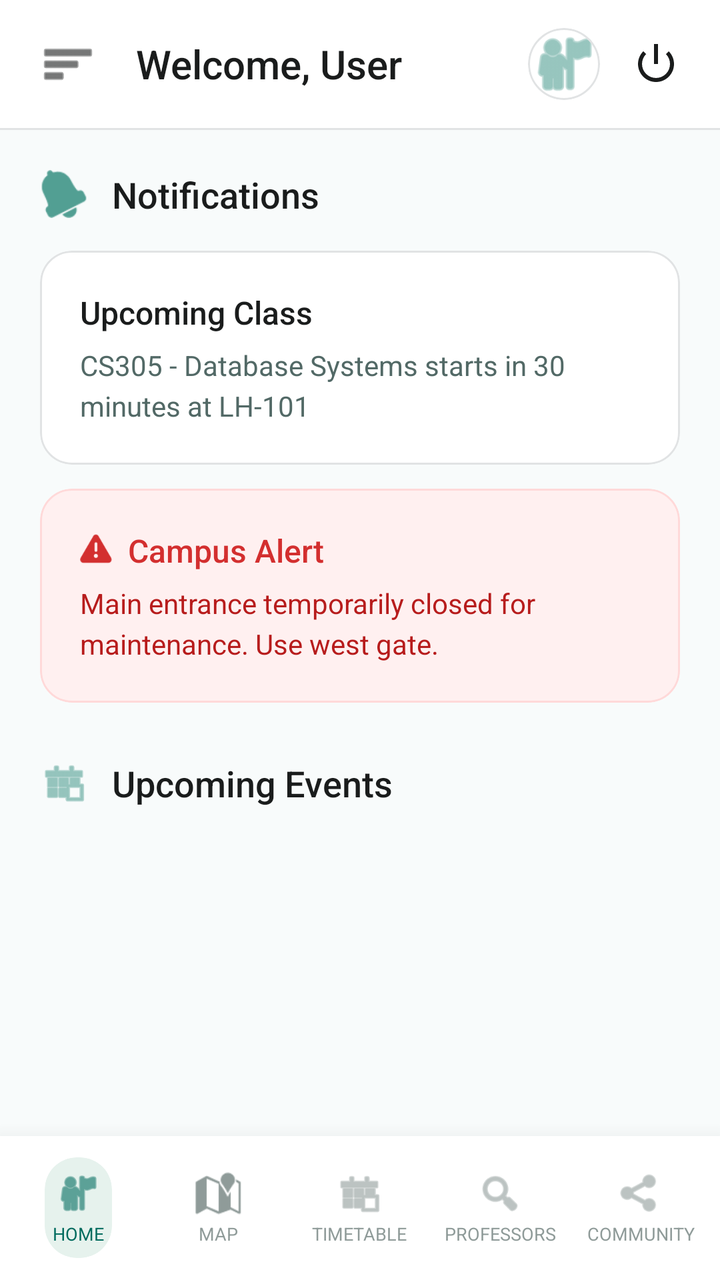
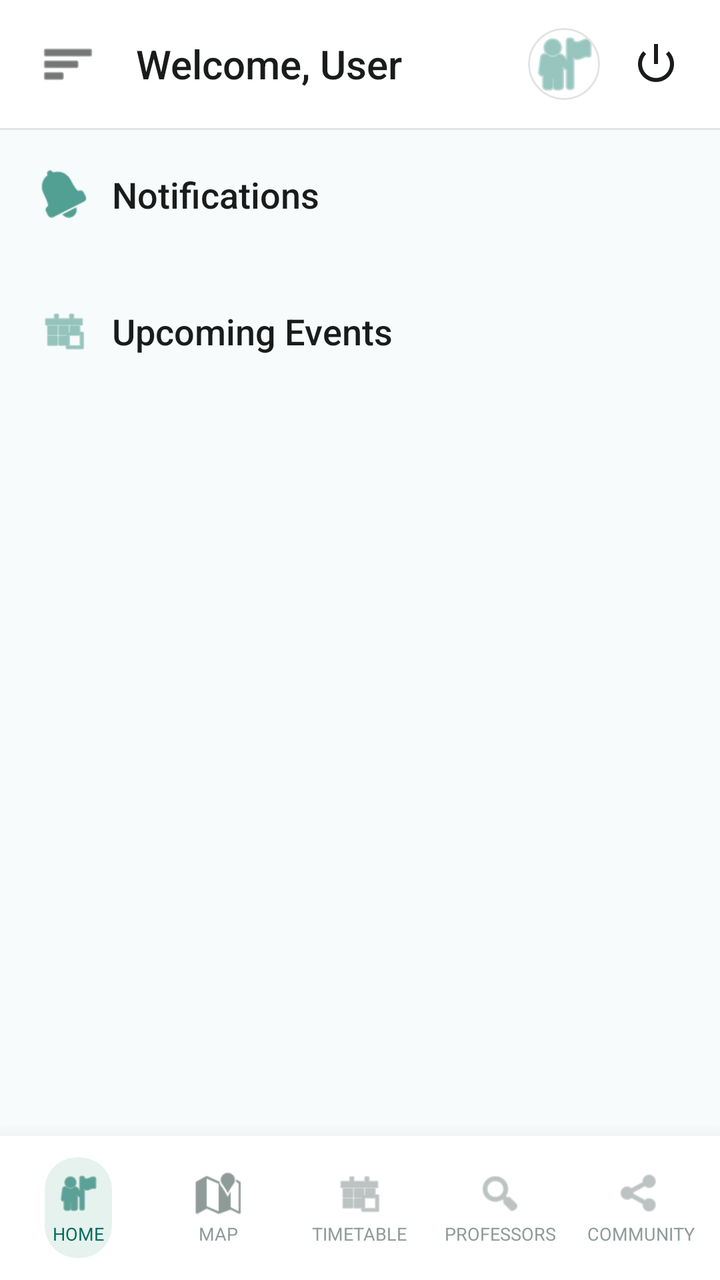

Before-and-after screenshots of an Android layout around one commit, followed by the original layout XML and the change that was made.
<!-- AndroidManifest.xml: application theme Theme.CampusBiome -->
<!-- res/layout/activity_student_dashboard.xml -->
<?xml version="1.0" encoding="utf-8"?>
<androidx.drawerlayout.widget.DrawerLayout xmlns:android="http://schemas.android.com/apk/res/android"
    xmlns:app="http://schemas.android.com/apk/res-auto"
    xmlns:tools="http://schemas.android.com/tools"
    android:id="@+id/drawer_layout"
    android:layout_width="match_parent"
    android:layout_height="match_parent"
    android:background="#F8FBFB"
    tools:context=".StudentDashboardActivity">

    <androidx.constraintlayout.widget.ConstraintLayout
        android:id="@+id/main"
        android:layout_width="match_parent"
        android:layout_height="match_parent">

        
        <LinearLayout
            android:id="@+id/topBar"
            android:layout_width="match_parent"
            android:layout_height="64dp"
            android:background="#FFFFFF"
            android:gravity="center_vertical"
            android:orientation="horizontal"
            android:paddingHorizontal="20dp"
            app:layout_constraintTop_toTopOf="parent">

            <ImageView
                android:id="@+id/btnMenu"
                android:layout_width="28dp"
                android:layout_height="28dp"
                android:background="?attr/selectableItemBackgroundBorderless"
                android:src="@android:drawable/ic_menu_sort_by_size"
                app:tint="#1A1C1C" />

            <TextView
                android:id="@+id/tvWelcomeUser"
                android:layout_width="0dp"
                android:layout_height="wrap_content"
                android:layout_marginStart="20dp"
                android:layout_weight="1"
                android:fontFamily="sans-serif-medium"
                android:text="Welcome, User"
                android:textColor="#1A1C1C"
                android:textSize="20sp" />

            <com.google.android.material.card.MaterialCardView
                android:layout_width="36dp"
                android:layout_height="36dp"
                android:layout_marginEnd="16dp"
                app:cardCornerRadius="18dp"
                app:cardElevation="0dp"
                app:strokeColor="#E1E3E4"
                app:strokeWidth="1dp">
                <ImageView
                    android:id="@+id/ivProfile"
                    android:layout_width="match_parent"
                    android:layout_height="match_parent"
                    android:scaleType="centerCrop"
                    android:src="@android:drawable/ic_menu_myplaces"
                    app:tint="#529F93" />
            </com.google.android.material.card.MaterialCardView>

            <ImageView
                android:id="@+id/btnLogout"
                android:layout_width="24dp"
                android:layout_height="24dp"
                android:background="?attr/selectableItemBackgroundBorderless"
                android:src="@android:drawable/ic_lock_power_off"
                app:tint="#1A1C1C" />
        </LinearLayout>

        <View
            android:id="@+id/divider"
            android:layout_width="match_parent"
            android:layout_height="1dp"
            android:background="#E1E3E4"
            app:layout_constraintTop_toBottomOf="@id/topBar" />

        
        <FrameLayout
            android:id="@+id/fragment_container"
            android:layout_width="0dp"
            android:layout_height="0dp"
            app:layout_constraintTop_toBottomOf="@id/divider"
            app:layout_constraintBottom_toTopOf="@id/bottomNav"
            app:layout_constraintStart_toStartOf="parent"
            app:layout_constraintEnd_toEndOf="parent">

            
            <androidx.core.widget.NestedScrollView
                android:id="@+id/homeContent"
                android:layout_width="match_parent"
                android:layout_height="match_parent"
                android:clipToPadding="false"
                android:paddingBottom="16dp">

                <LinearLayout
                    android:layout_width="match_parent"
                    android:layout_height="wrap_content"
                    android:orientation="vertical"
                    android:padding="20dp">

                    
                    <LinearLayout
                        android:layout_width="match_parent"
                        android:layout_height="wrap_content"
                        android:layout_marginBottom="16dp"
                        android:gravity="center_vertical"
                        android:orientation="horizontal">

                        <ImageView
                            android:layout_width="24dp"
                            android:layout_height="24dp"
                            android:src="@android:drawable/ic_popup_reminder"
                            app:tint="#529F93" />

                        <TextView
                            android:layout_width="wrap_content"
                            android:layout_height="wrap_content"
                            android:layout_marginStart="12dp"
                            android:fontFamily="sans-serif-medium"
                            android:text="Notifications"
                            android:textColor="#1A1C1C"
                            android:textSize="18sp" />
                    </LinearLayout>

                    
                    <com.google.android.material.card.MaterialCardView
                        android:layout_width="match_parent"
                        android:layout_height="wrap_content"
                        android:layout_marginBottom="12dp"
                        app:cardBackgroundColor="#FFFFFF"
                        app:cardCornerRadius="16dp"
                        app:cardElevation="0dp"
                        app:strokeColor="#E1E3E4"
                        app:strokeWidth="1dp">

                        <LinearLayout
                            android:layout_width="match_parent"
                            android:layout_height="wrap_content"
                            android:orientation="vertical"
                            android:padding="20dp">

                            <TextView
                                android:layout_width="wrap_content"
                                android:layout_height="wrap_content"
                                android:fontFamily="sans-serif-medium"
                                android:text="Upcoming Class"
                                android:textColor="#1A1C1C"
                                android:textSize="16sp" />

                            <TextView
                                android:layout_width="wrap_content"
                                android:layout_height="wrap_content"
                                android:layout_marginTop="6dp"
                                android:fontFamily="sans-serif"
                                android:lineSpacingExtra="4dp"
                                android:text="CS305 - Database Systems starts in 30 minutes at LH-101"
                                android:textColor="#526966"
                                android:textSize="14sp" />
                        </LinearLayout>
                    </com.google.android.material.card.MaterialCardView>

                    
                    <com.google.android.material.card.MaterialCardView
                        android:layout_width="match_parent"
                        android:layout_height="wrap_content"
                        android:layout_marginBottom="28dp"
                        app:cardBackgroundColor="#FFF0F0"
                        app:cardCornerRadius="16dp"
                        app:cardElevation="0dp"
                        app:strokeColor="#FFD9D9"
                        app:strokeWidth="1dp">

                        <LinearLayout
                            android:layout_width="match_parent"
                            android:layout_height="wrap_content"
                            android:orientation="vertical"
                            android:padding="20dp">

                            <LinearLayout
                                android:layout_width="wrap_content"
                                android:layout_height="wrap_content"
                                android:gravity="center_vertical"
                                android:orientation="horizontal">

                                <ImageView
                                    android:layout_width="16dp"
                                    android:layout_height="16dp"
                                    android:src="@android:drawable/ic_dialog_alert"
                                    app:tint="#D32F2F" />

                                <TextView
                                    android:layout_width="wrap_content"
                                    android:layout_height="wrap_content"
                                    android:layout_marginStart="8dp"
                                    android:fontFamily="sans-serif-medium"
                                    android:text="Campus Alert"
                                    android:textColor="#D32F2F"
                                    android:textSize="16sp" />
                            </LinearLayout>

                            <TextView
                                android:layout_width="wrap_content"
                                android:layout_height="wrap_content"
                                android:layout_marginTop="6dp"
                                android:fontFamily="sans-serif"
                                android:lineSpacingExtra="4dp"
                                android:text="Main entrance temporarily closed for maintenance. Use west gate."
                                android:textColor="#B71C1C"
                                android:textSize="14sp" />
                        </LinearLayout>
                    </com.google.android.material.card.MaterialCardView>

                    
                    <LinearLayout
                        android:layout_width="match_parent"
                        android:layout_height="wrap_content"
                        android:layout_marginBottom="16dp"
                        android:gravity="center_vertical"
                        android:orientation="horizontal">

                        <ImageView
                            android:layout_width="24dp"
                            android:layout_height="24dp"
                            android:src="@android:drawable/ic_menu_today"
                            app:tint="#529F93" />

                        <TextView
                            android:layout_width="wrap_content"
                            android:layout_height="wrap_content"
                            android:layout_marginStart="12dp"
                            android:fontFamily="sans-serif-medium"
                            android:text="Upcoming Events"
                            android:textColor="#1A1C1C"
                            android:textSize="18sp" />
                    </LinearLayout>

                    
                    <LinearLayout
                        android:id="@+id/llEventsContainer"
                        android:layout_width="match_parent"
                        android:layout_height="wrap_content"
                        android:orientation="vertical">
                        
                    </LinearLayout>

                </LinearLayout>
            </androidx.core.widget.NestedScrollView>

        </FrameLayout>

        
        <LinearLayout
            android:id="@+id/bottomNav"
            android:layout_width="match_parent"
            android:layout_height="72dp"
            android:background="#FFFFFF"
            android:elevation="16dp"
            android:gravity="center"
            android:orientation="horizontal"
            android:paddingHorizontal="4dp"
            app:layout_constraintBottom_toBottomOf="parent">

            
            <LinearLayout
                android:id="@+id/navHome"
                android:layout_width="0dp"
                android:layout_height="match_parent"
                android:layout_weight="1"
                android:gravity="center">

                <com.google.android.material.card.MaterialCardView
                    android:id="@+id/navHomeCard"
                    android:layout_width="wrap_content"
                    android:layout_height="wrap_content"
                    app:cardBackgroundColor="#E6F2ED"
                    app:cardCornerRadius="16dp"
                    app:cardElevation="0dp">

                    <LinearLayout
                        android:layout_width="wrap_content"
                        android:layout_height="wrap_content"
                        android:gravity="center"
                        android:orientation="vertical"
                        android:paddingHorizontal="4dp"
                        android:paddingVertical="6dp">

                        <ImageView
                            android:id="@+id/navHomeIcon"
                            android:layout_width="24dp"
                            android:layout_height="24dp"
                            android:src="@android:drawable/ic_menu_myplaces"
                            app:tint="#006B5E" />

                        <TextView
                            android:id="@+id/navHomeText"
                            android:layout_width="wrap_content"
                            android:layout_height="wrap_content"
                            android:layout_marginTop="2dp"
                            android:fontFamily="sans-serif-bold"
                            android:maxLines="1"
                            android:text="HOME"
                            android:textColor="#006B5E"
                            android:textSize="9sp" />
                    </LinearLayout>
                </com.google.android.material.card.MaterialCardView>
            </LinearLayout>

            
            <LinearLayout
                android:id="@+id/navMap"
                android:layout_width="0dp"
                android:layout_height="match_parent"
                android:layout_weight="1"
                android:gravity="center">

                <com.google.android.material.card.MaterialCardView
                    android:id="@+id/navMapCard"
                    android:layout_width="wrap_content"
                    android:layout_height="wrap_content"
                    app:cardBackgroundColor="@android:color/transparent"
                    app:cardCornerRadius="16dp"
                    app:cardElevation="0dp">

                    <LinearLayout
                        android:layout_width="wrap_content"
                        android:layout_height="wrap_content"
                        android:gravity="center"
                        android:orientation="vertical"
                        android:paddingHorizontal="4dp"
                        android:paddingVertical="6dp">

                        <ImageView
                            android:id="@+id/navMapIcon"
                            android:layout_width="24dp"
                            android:layout_height="24dp"
                            android:src="@android:drawable/ic_dialog_map"
                            app:tint="#8F9B99" />

                        <TextView
                            android:id="@+id/navMapText"
                            android:layout_width="wrap_content"
                            android:layout_height="wrap_content"
                            android:layout_marginTop="2dp"
                            android:fontFamily="sans-serif-bold"
                            android:maxLines="1"
                            android:text="MAP"
                            android:textColor="#8F9B99"
                            android:textSize="9sp" />
                    </LinearLayout>
                </com.google.android.material.card.MaterialCardView>
            </LinearLayout>

            
            <LinearLayout
                android:id="@+id/navTimetable"
                android:layout_width="0dp"
                android:layout_height="match_parent"
                android:layout_weight="1"
                android:gravity="center">

                <com.google.android.material.card.MaterialCardView
                    android:id="@+id/navTimetableCard"
                    android:layout_width="wrap_content"
                    android:layout_height="wrap_content"
                    app:cardBackgroundColor="@android:color/transparent"
                    app:cardCornerRadius="16dp"
                    app:cardElevation="0dp">

                    <LinearLayout
                        android:layout_width="wrap_content"
                        android:layout_height="wrap_content"
                        android:gravity="center"
                        android:orientation="vertical"
                        android:paddingHorizontal="4dp"
                        android:paddingVertical="6dp">

                        <ImageView
                            android:id="@+id/navTimetableIcon"
                            android:layout_width="24dp"
                            android:layout_height="24dp"
                            android:src="@android:drawable/ic_menu_today"
                            app:tint="#8F9B99" />

                        <TextView
                            android:id="@+id/navTimetableText"
                            android:layout_width="wrap_content"
                            android:layout_height="wrap_content"
                            android:layout_marginTop="2dp"
                            android:fontFamily="sans-serif-bold"
                            android:maxLines="1"
                            android:text="TIMETABLE"
                            android:textColor="#8F9B99"
                            android:textSize="9sp" />
                    </LinearLayout>
                </com.google.android.material.card.MaterialCardView>
            </LinearLayout>

            
            <LinearLayout
                android:id="@+id/navProfessors"
                android:layout_width="0dp"
                android:layout_height="match_parent"
                android:layout_weight="1"
                android:gravity="center">

                <com.google.android.material.card.MaterialCardView
                    android:id="@+id/navProfessorsCard"
                    android:layout_width="wrap_content"
                    android:layout_height="wrap_content"
                    app:cardBackgroundColor="@android:color/transparent"
                    app:cardCornerRadius="16dp"
                    app:cardElevation="0dp">

                    <LinearLayout
                        android:layout_width="wrap_content"
                        android:layout_height="wrap_content"
                        android:gravity="center"
                        android:orientation="vertical"
                        android:paddingHorizontal="4dp"
                        android:paddingVertical="6dp">

                        <ImageView
                            android:id="@+id/navProfessorsIcon"
                            android:layout_width="24dp"
                            android:layout_height="24dp"
                            android:src="@android:drawable/ic_menu_search"
                            app:tint="#8F9B99" />

                        <TextView
                            android:id="@+id/navProfessorsText"
                            android:layout_width="wrap_content"
                            android:layout_height="wrap_content"
                            android:layout_marginTop="2dp"
                            android:fontFamily="sans-serif-bold"
                            android:maxLines="1"
                            android:text="PROFESSORS"
                            android:textColor="#8F9B99"
                            android:textSize="9sp" />
                    </LinearLayout>
                </com.google.android.material.card.MaterialCardView>
            </LinearLayout>

            
            <LinearLayout
                android:id="@+id/navCommunity"
                android:layout_width="0dp"
                android:layout_height="match_parent"
                android:layout_weight="1"
                android:gravity="center">

                <com.google.android.material.card.MaterialCardView
                    android:id="@+id/navCommunityCard"
                    android:layout_width="wrap_content"
                    android:layout_height="wrap_content"
                    app:cardBackgroundColor="@android:color/transparent"
                    app:cardCornerRadius="16dp"
                    app:cardElevation="0dp">

                    <LinearLayout
                        android:layout_width="wrap_content"
                        android:layout_height="wrap_content"
                        android:gravity="center"
                        android:orientation="vertical"
                        android:paddingHorizontal="4dp"
                        android:paddingVertical="6dp">

                        <ImageView
                            android:id="@+id/navCommunityIcon"
                            android:layout_width="24dp"
                            android:layout_height="24dp"
                            android:src="@android:drawable/ic_menu_share"
                            app:tint="#8F9B99" />

                        <TextView
                            android:id="@+id/navCommunityText"
                            android:layout_width="wrap_content"
                            android:layout_height="wrap_content"
                            android:layout_marginTop="2dp"
                            android:fontFamily="sans-serif-bold"
                            android:maxLines="1"
                            android:text="COMMUNITY"
                            android:textColor="#8F9B99"
                            android:textSize="9sp" />
                    </LinearLayout>
                </com.google.android.material.card.MaterialCardView>
            </LinearLayout>
        </LinearLayout>
    </androidx.constraintlayout.widget.ConstraintLayout>

</androidx.drawerlayout.widget.DrawerLayout>
<!-- resources referenced by this layout -->
<resources>
  <style name="Theme.CampusBiome" parent="Theme.MaterialComponents.Light.NoActionBar">
          <item name="colorPrimary">@color/primary</item>
          <item name="colorPrimaryDark">@color/primary_dark</item>
          <item name="colorAccent">@color/accent</item>
          <item name="android:windowBackground">@color/background</item>
      </style>
  <color name="primary">#4A8C7F</color>
  <color name="primary_dark">#3A7066</color>
  <color name="accent">#2D6A5E</color>
  <color name="background">#E8F5F2</color>
</resources>

<!-- the commit's change to res/layout/activity_student_dashboard.xml (unified diff, before → after) -->
@@ -125,92 +125,14 @@
                     </LinearLayout>
 
                     
-                    <com.google.android.material.card.MaterialCardView
+                    <LinearLayout
+                        android:id="@+id/llHomeNotifications"
                         android:layout_width="match_parent"
                         android:layout_height="wrap_content"
-                        android:layout_marginBottom="12dp"
-                        app:cardBackgroundColor="#FFFFFF"
-                        app:cardCornerRadius="16dp"
-                        app:cardElevation="0dp"
-                        app:strokeColor="#E1E3E4"
-                        app:strokeWidth="1dp">
-
-                        <LinearLayout
-                            android:layout_width="match_parent"
-                            android:layout_height="wrap_content"
-                            android:orientation="vertical"
-                            android:padding="20dp">
-
-                            <TextView
-                                android:layout_width="wrap_content"
-                                android:layout_height="wrap_content"
-                                android:fontFamily="sans-serif-medium"
-                                android:text="Upcoming Class"
-                                android:textColor="#1A1C1C"
-                                android:textSize="16sp" />
-
-                            <TextView
-                                android:layout_width="wrap_content"
-                                android:layout_height="wrap_content"
-                                android:layout_marginTop="6dp"
-                                android:fontFamily="sans-serif"
-                                android:lineSpacingExtra="4dp"
-                                android:text="CS305 - Database Systems starts in 30 minutes at LH-101"
-                                android:textColor="#526966"
-                                android:textSize="14sp" />
-                        </LinearLayout>
-                    </com.google.android.material.card.MaterialCardView>
-
-                    
-                    <com.google.android.material.card.MaterialCardView
-                        android:layout_width="match_parent"
-                        android:layout_height="wrap_content"
                         android:layout_marginBottom="28dp"
-                        app:cardBackgroundColor="#FFF0F0"
-                        app:cardCornerRadius="16dp"
-                        app:cardElevation="0dp"
-                        app:strokeColor="#FFD9D9"
-                        app:strokeWidth="1dp">
-
-                        <LinearLayout
-                            android:layout_width="match_parent"
-                            android:layout_height="wrap_content"
-                            android:orientation="vertical"
-                            android:padding="20dp">
-
-                            <LinearLayout
-                                android:layout_width="wrap_content"
-                                android:layout_height="wrap_content"
-                                android:gravity="center_vertical"
-                                android:orientation="horizontal">
-
-                                <ImageView
-                                    android:layout_width="16dp"
-                                    android:layout_height="16dp"
-                                    android:src="@android:drawable/ic_dialog_alert"
-                                    app:tint="#D32F2F" />
-
-                                <TextView
-                                    android:layout_width="wrap_content"
-                                    android:layout_height="wrap_content"
-                                    android:layout_marginStart="8dp"
-                                    android:fontFamily="sans-serif-medium"
-                                    android:text="Campus Alert"
-                                    android:textColor="#D32F2F"
-                                    android:textSize="16sp" />
-                            </LinearLayout>
-
-                            <TextView
-                                android:layout_width="wrap_content"
-                                android:layout_height="wrap_content"
-                                android:layout_marginTop="6dp"
-                                android:fontFamily="sans-serif"
-                                android:lineSpacingExtra="4dp"
-                                android:text="Main entrance temporarily closed for maintenance. Use west gate."
-                                android:textColor="#B71C1C"
-                                android:textSize="14sp" />
-                        </LinearLayout>
-                    </com.google.android.material.card.MaterialCardView>
+                        android:orientation="vertical">
+                        
+                    </LinearLayout>
 
                     
                     <LinearLayout
@@ -489,4 +411,16 @@
         </LinearLayout>
     </androidx.constraintlayout.widget.ConstraintLayout>
 
+    
+    <com.google.android.material.navigation.NavigationView
+        android:id="@+id/nav_view"
+        android:layout_width="wrap_content"
+        android:layout_height="match_parent"
+        android:layout_gravity="start"
+        android:background="#FFFFFF"
+        android:fitsSystemWindows="true"
+        app:itemIconTint="#529F93"
+        app:itemTextColor="#1A1C1C"
+        app:menu="@menu/student_drawer_menu" />
+
 </androidx.drawerlayout.widget.DrawerLayout>
